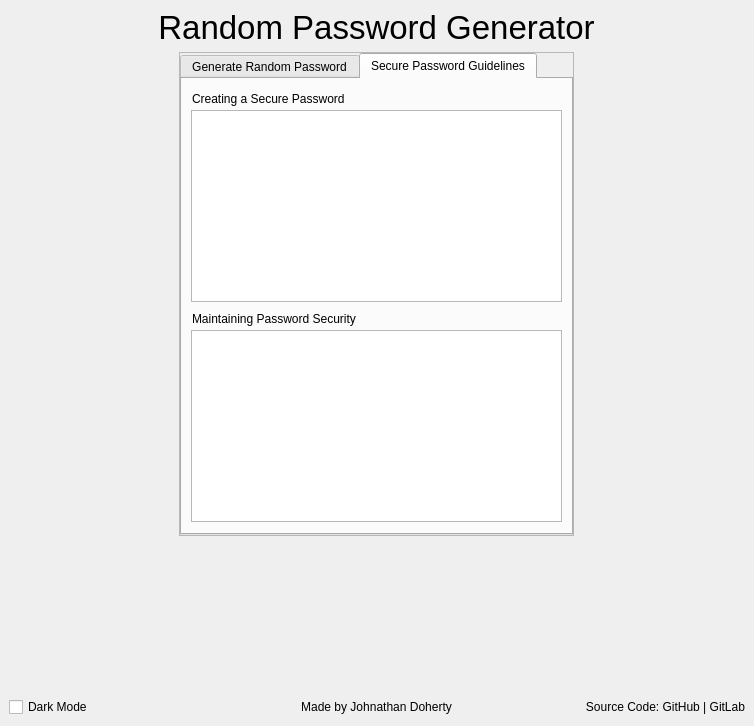
This is ui/main_window.ui in sonalkarmakar/Random-Password-Generator as Qt 5 draws it before an edit. The edited form follows.
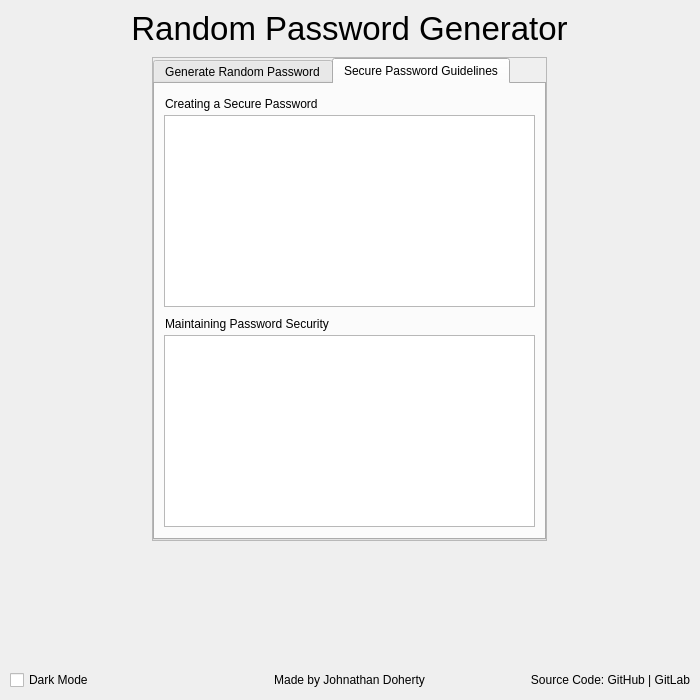
This is the edited form.

Commit message: TWeaked the layout expansion of the guidelines tab

```diff
--- a/ui/main_window.ui
+++ b/ui/main_window.ui
@@ -6,8 +6,8 @@
    <rect>
     <x>0</x>
     <y>0</y>
-    <width>754</width>
-    <height>726</height>
+    <width>700</width>
+    <height>700</height>
    </rect>
   </property>
   <property name="windowTitle">
@@ -15,6 +15,21 @@
   </property>
   <widget class="QWidget" name="centralwidget">
    <layout class="QVBoxLayout" name="verticalLayout_2">
+    <property name="spacing">
+     <number>10</number>
+    </property>
+    <property name="leftMargin">
+     <number>10</number>
+    </property>
+    <property name="topMargin">
+     <number>10</number>
+    </property>
+    <property name="rightMargin">
+     <number>10</number>
+    </property>
+    <property name="bottomMargin">
+     <number>10</number>
+    </property>
     <item alignment="Qt::AlignHCenter|Qt::AlignTop">
      <widget class="QLabel" name="MainHeadingLabel">
       <property name="font">
@@ -34,6 +49,9 @@
      <layout class="QHBoxLayout" name="MainHorizontalLayout">
       <item alignment="Qt::AlignHCenter">
        <widget class="QFrame" name="MainContentFrame">
+        <property name="enabled">
+         <bool>true</bool>
+        </property>
         <property name="sizePolicy">
          <sizepolicy hsizetype="Preferred" vsizetype="Preferred">
           <horstretch>0</horstretch>
@@ -493,7 +511,14 @@
                  </widget>
                 </item>
                 <item>
-                 <widget class="QTextBrowser" name="CreatePasswdTextBrowser"/>
+                 <widget class="QTextBrowser" name="CreatePasswdTextBrowser">
+                  <property name="sizePolicy">
+                   <sizepolicy hsizetype="Expanding" vsizetype="Expanding">
+                    <horstretch>0</horstretch>
+                    <verstretch>0</verstretch>
+                   </sizepolicy>
+                  </property>
+                 </widget>
                 </item>
                </layout>
               </widget>
@@ -541,7 +566,14 @@
                  </widget>
                 </item>
                 <item>
-                 <widget class="QTextBrowser" name="MaintPasswdTextBrowser"/>
+                 <widget class="QTextBrowser" name="MaintPasswdTextBrowser">
+                  <property name="sizePolicy">
+                   <sizepolicy hsizetype="Expanding" vsizetype="Expanding">
+                    <horstretch>0</horstretch>
+                    <verstretch>0</verstretch>
+                   </sizepolicy>
+                  </property>
+                 </widget>
                 </item>
                </layout>
               </widget>
```
Left out of the diff: 2 changed lines with no effect on the pictures. The commit also changes 1 other file.
